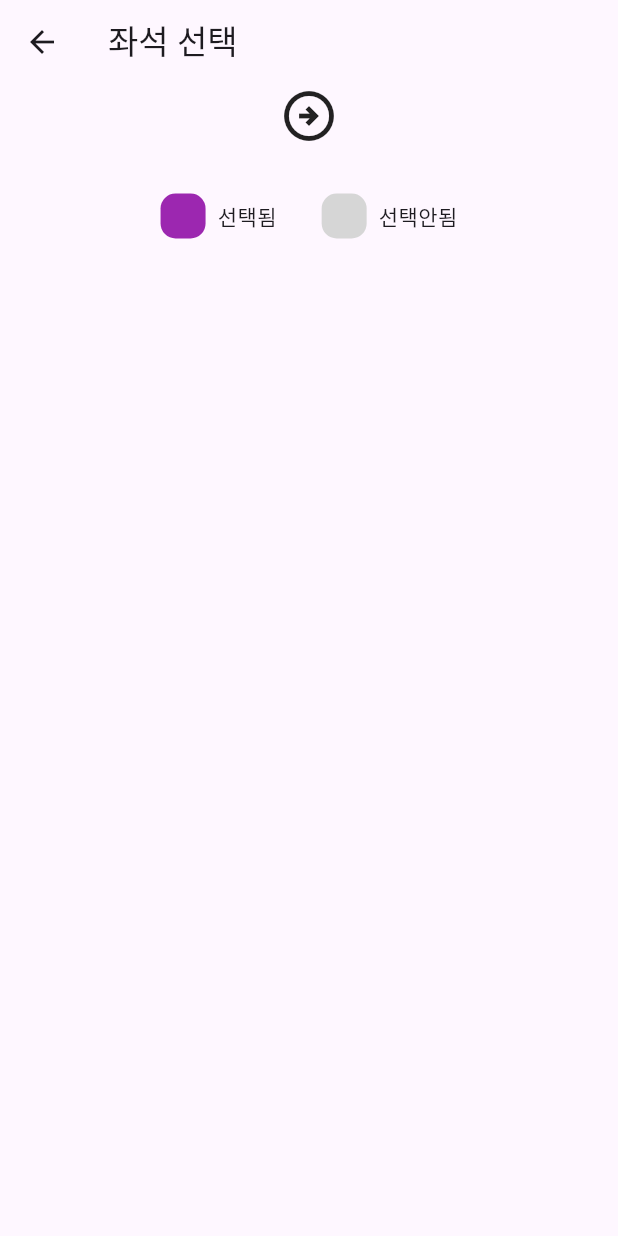
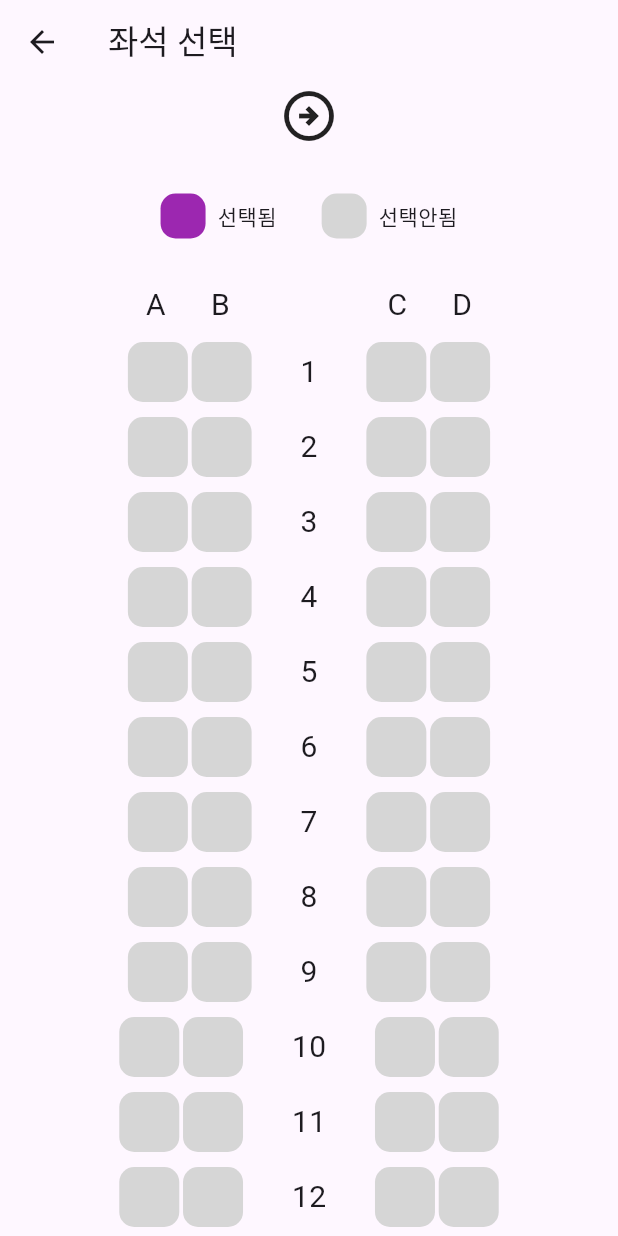
Before and after one commit to jek1m/flutter_train__app, a Flutter app: the Seatpage screen opened directly with empty values, on a phone screen of 412 x 824 dp. Run offline on Flutter 3.47's test engine with Material 3 defaults, Android fonts, the light colour scheme and no system bars; missing offline and left inert: dart:ffi; Roboto replaces fonts that are missing (NotoSansKR).

Commit message:
feat : SeatPage 좌석 선택 위젯 구현

```diff
--- a/lib/SeatPage.dart
+++ b/lib/SeatPage.dart
@@ -33,20 +33,70 @@ class Seatpage extends StatelessWidget {
             children: [
               selectsquare(Colors.purple),
               const SizedBox(width: 8),
-              Text("선택됨"),
+              const Text("선택됨"),
               const SizedBox(width: 30),
               selectsquare(Colors.grey[350]!),
               const SizedBox(width: 8),
-              Text("선택안됨"),
+              const Text("선택안됨"),
             ]
+          ),
+          const SizedBox(height: 30),
+          Row(
+            mainAxisAlignment: MainAxisAlignment.center,
+            children: [
+              ABCD("A"),
+              const SizedBox(width: 30),
+              ABCD("B"),
+              const SizedBox(width: 105),
+              ABCD("C"),
+              const SizedBox(width: 30),
+              ABCD("D"),
+            ]
+          ),
+          const SizedBox(height: 10),
+          Column(
+            mainAxisAlignment: MainAxisAlignment.center,
+            children: [
+            for (var i = 1; i <= 20; i++) ...[  // 여러 Row를 세로로 나열
+                Row(
+                  mainAxisAlignment: MainAxisAlignment.center,
+                  children: [
+                    seatsquare(),
+                    const SizedBox(width: 2.5),
+                    seatsquare(),
+                    const SizedBox(width: 32.5),
+                    Text("$i", style: TextStyle(fontSize: 20)),
+                    const SizedBox(width: 32.5),
+                    seatsquare(),
+                    const SizedBox(width: 2.5),
+                    seatsquare(),
+                  ],
+                ),
+                const SizedBox(height: 10),  // Row 사이 간격 추가
+              ],
 
+            ],
           )
+
 
         ]
 
       )
     );
   }
+
+  Container seatsquare() {
+    return Container(
+              width: 40,
+              height: 40,
+              decoration: BoxDecoration(
+                color: Colors.grey[350],
+                borderRadius: BorderRadius.circular(10),
+              ),
+            );
+  }
+
+  Text ABCD(String text) => Text(text,style: TextStyle(fontSize: 20),);
 
   Container selectsquare(Color color) {
     return Container(
```
